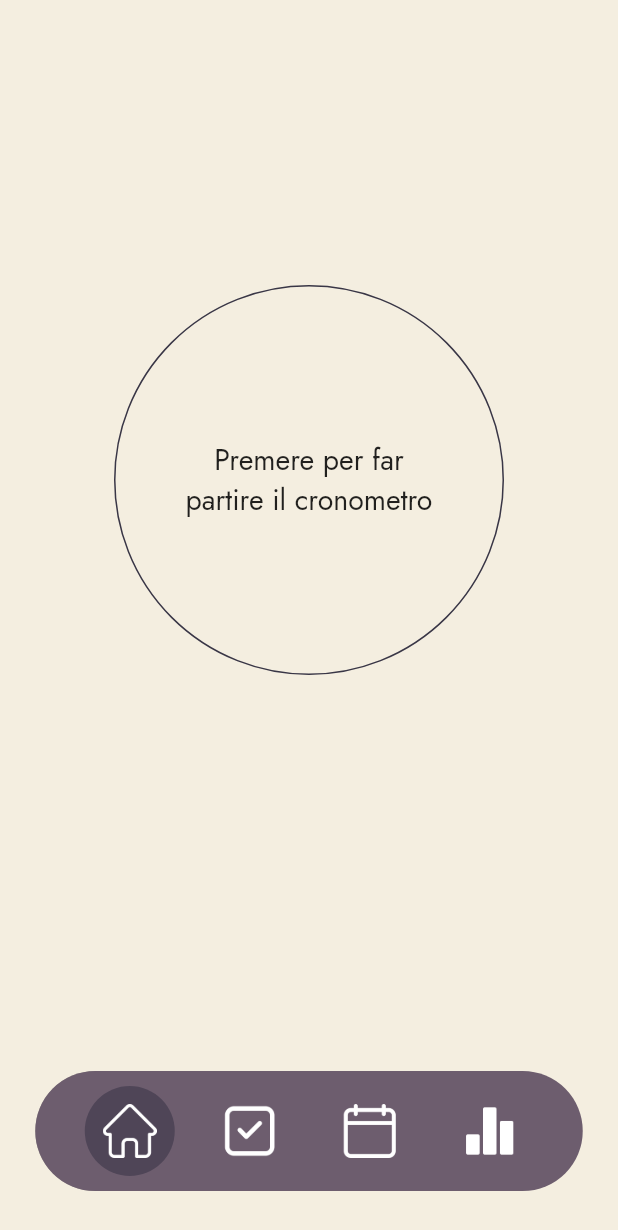
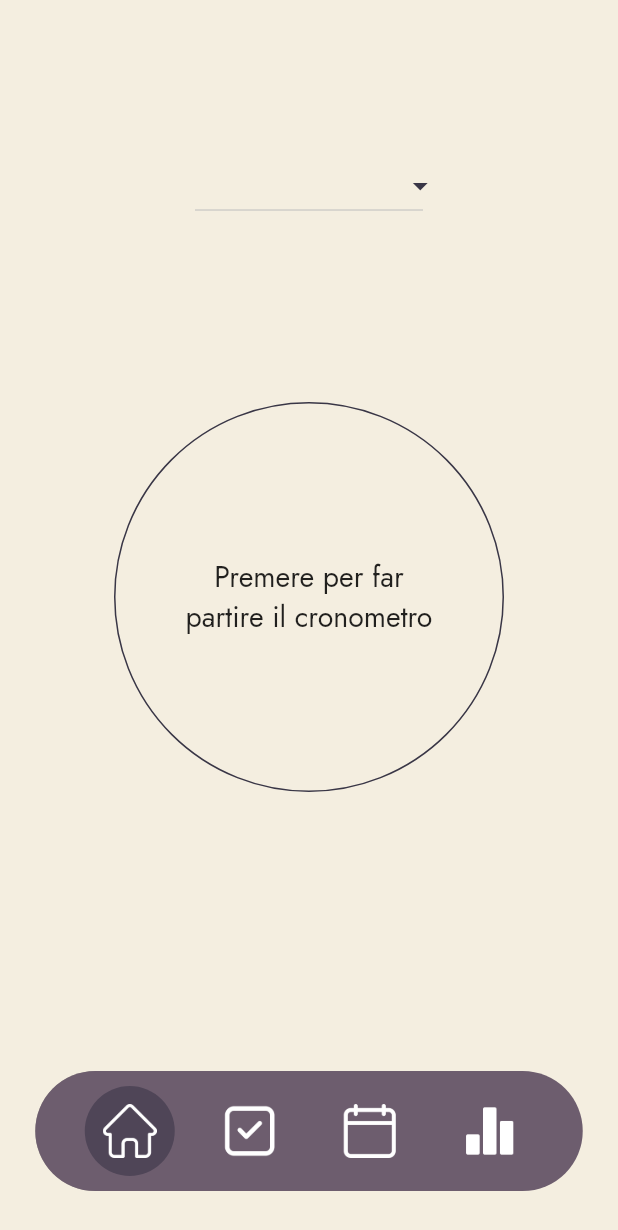
Before and after one commit to AresRebatto/TaskTrek, a Flutter app: the screen it shows after launch, on a phone screen of 412 x 824 dp. Shown: the top 1230 px of the screen. Run offline on Flutter 3.47's test engine with Material 2 defaults, Android fonts, the phone set to English and light mode, and no system bars; our stand-ins replace supabase_flutter, table_calendar; accounts and stored records are empty.

Commit message:
Insert DropDownButton in the home

```diff
--- a/lib/Task.dart
+++ b/lib/Task.dart
@@ -6,6 +6,8 @@ class Task
   String? _nome;
   Obiettivo? _obiettivo;
   int? _taskId;
+
+  static String fieldText = '';
   Task(String nome, int taskId, {int? ore, int? minuti, int? secondi})
   {
     if(ore != null && minuti != null && secondi != null)
--- a/lib/pages/home.dart
+++ b/lib/pages/home.dart
@@ -2,6 +2,7 @@ import 'package:flutter/material.dart';
 import 'package:task_trek/pages/StandardWidgets.dart';
 import 'package:task_trek/Colori.dart';
 import 'package:task_trek/StopWatchTime.dart';
+import 'package:task_trek/Task.dart';
 
 
 class HomePageState extends StatefulWidget {
@@ -22,6 +23,7 @@ class HomePage extends State<HomePageState>{
             color: Colori.cream,
             child: ListView(
               children: [
+                TaskSelect(),
                 Align(
                   alignment: Alignment.center,
                   child: StopWatch(time),
@@ -35,9 +37,29 @@ class HomePage extends State<HomePageState>{
     );
   }
 
+  Widget TaskSelect()
+  {
+    return Container(
+      width: 40,
+      margin: const EdgeInsets.only(right: 130, left: 130, top: 100),
+
+      child:DropdownButton<String>(
+        icon: Icon(
+          Icons.arrow_drop_down,
+          color: Colori.darkBrown,
+        ),
+        value: Task.fieldText,
+        items: const[
+          DropdownMenuItem(child: Text("Crea una nuova Task"), value: "NewTask",)
+        ],
+        onChanged: (String? selectValue){
+
+        }
+      )
+    );
+  }
   Widget StopWatch(nuovoTempo)
   {
-
     return GestureDetector(
       onTap: ()async{
 
@@ -66,7 +88,7 @@ class HomePage extends State<HomePageState>{
         });
       },
       child: Container(
-        margin: const EdgeInsets.only(top: 190),
+        margin: const EdgeInsets.only(top: 120),
         height: 260,
         width: 260,
         decoration: BoxDecoration(
```
